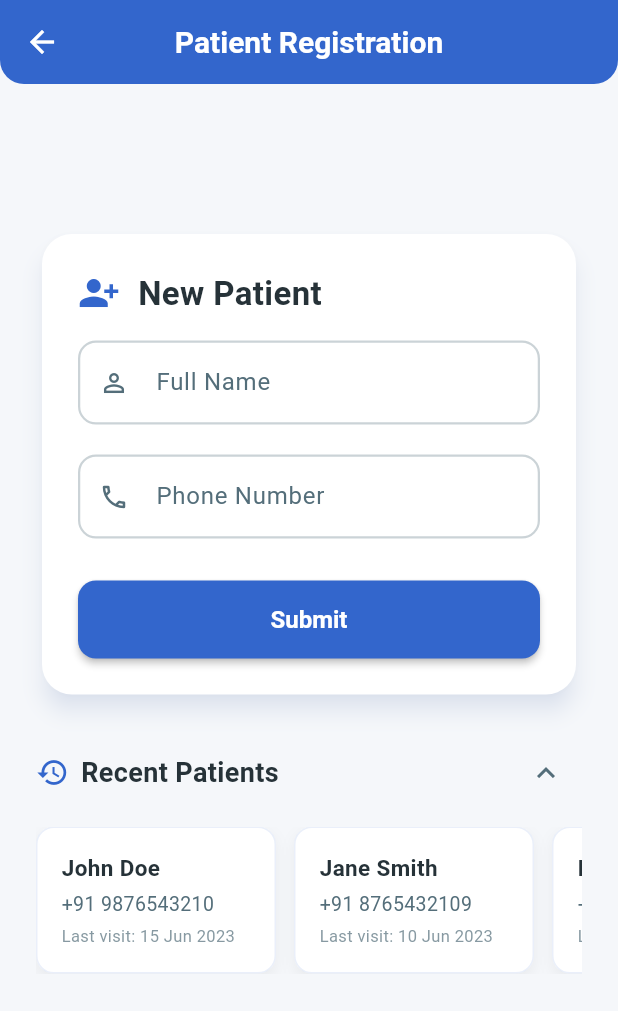
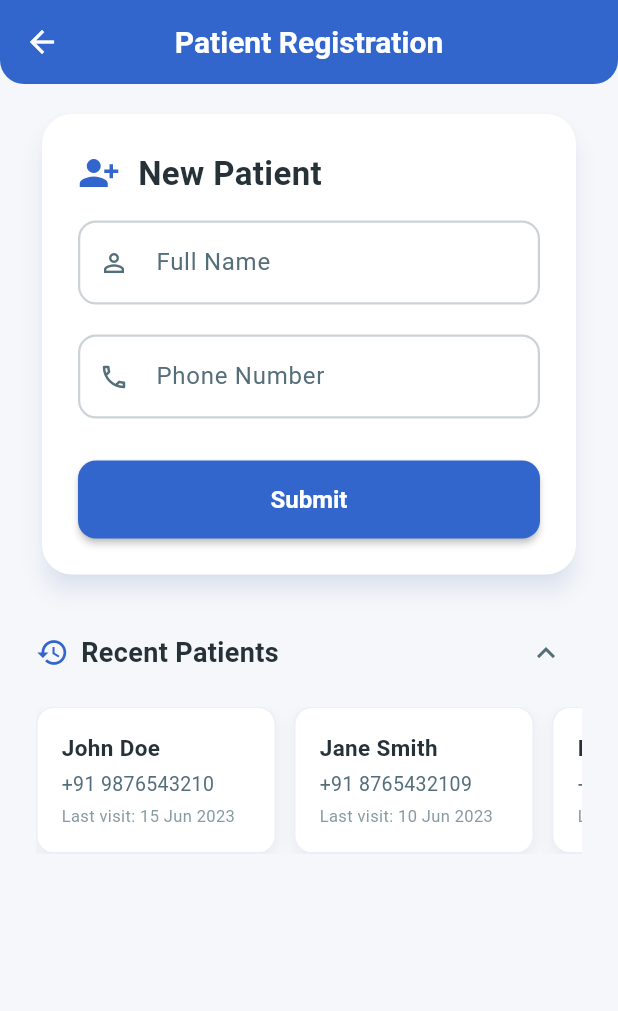
Before and after one commit to Anand12singh/frontpoojahralthcare, a Flutter app: the PatientInfoScreen screen opened by its route, on a phone screen of 412 x 824 dp. Shown: the top 1011 px of the screen. Run offline on Flutter 3.47's test engine with Material 3 defaults, Android fonts, the light colour scheme and no system bars; our stand-ins replace file_picker, image_picker.

Commit message:
'pasten_scr'

```diff
--- a/lib/screens/patient_info_screen.dart
+++ b/lib/screens/patient_info_screen.dart
@@ -100,7 +100,7 @@ class _PatientInfoScreenState extends State<PatientInfoScreen>
             child: Column(
               children: [
                 SizedBox(
-                  height: 80,
+                  height: 0,
                 ),
                 // Main Form
                 ScaleTransition(
```
Also changed, not shown: 1 other file.
